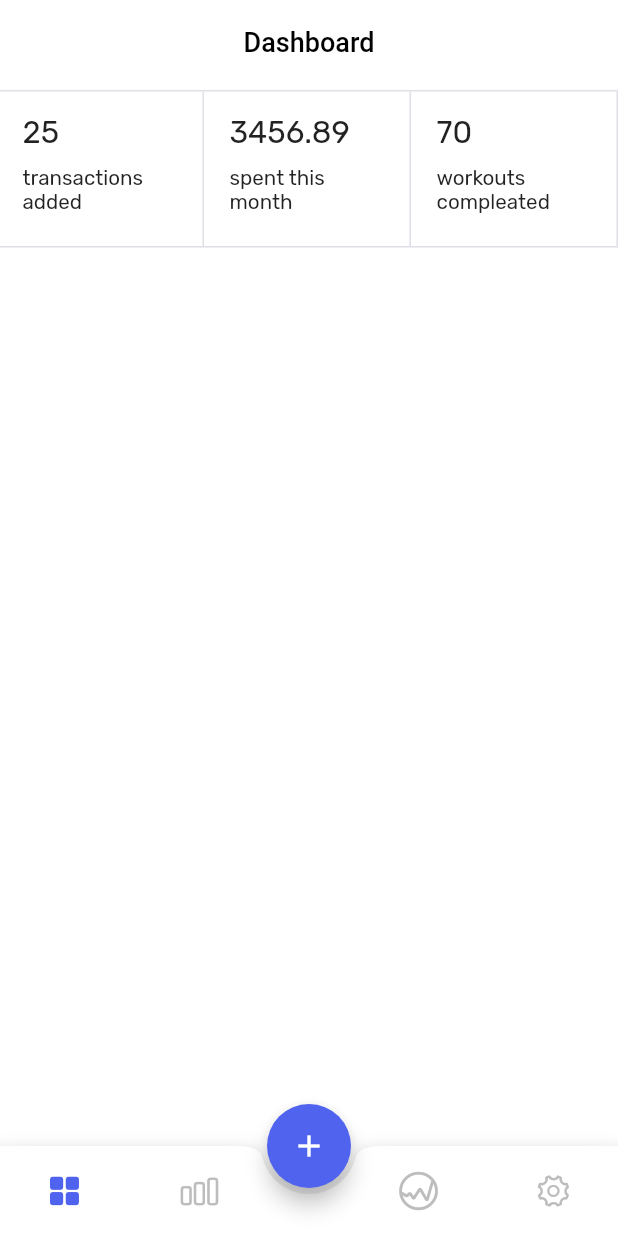
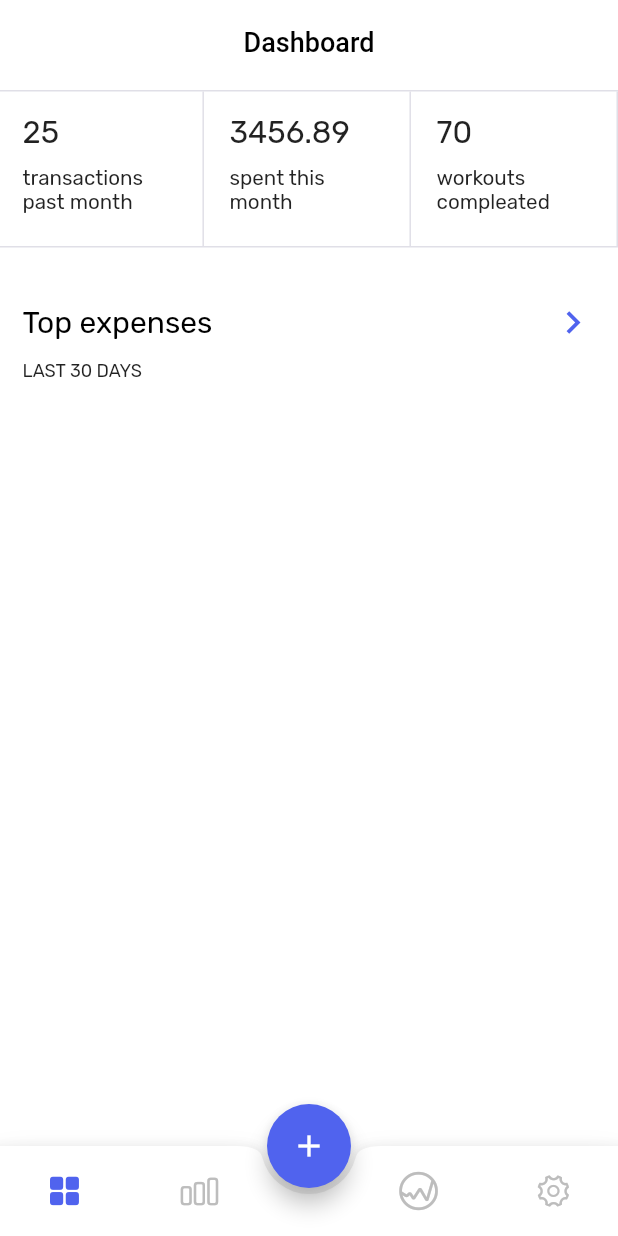
Before and after one commit to Mario06-dev/finance_tracker, a Flutter app: the screen it shows once a user with an empty profile is signed in, on a phone screen of 412 x 824 dp. Run offline on Flutter 3.47's test engine with Material 2 defaults, Android fonts, the phone set to English and light mode, and no system bars; our stand-ins replace adaptive_theme, cloud_firestore, firebase_auth, firebase_core, fl_chart, flutter_screenutil and 5 more; accounts and stored records are empty; Roboto replaces fonts that are missing (Prompt).

Commit message:
Added Top Expenses card to dashboard

```diff
--- a/lib/screens/dashboard_screen.dart
+++ b/lib/screens/dashboard_screen.dart
@@ -1,6 +1,15 @@
+import 'package:finance_tracker/resources/filtering_methods.dart';
+import 'package:finance_tracker/screens/stats_screens/spendings_screen.dart';
 import 'package:finance_tracker/widgets/custom_app_bar.dart';
 import 'package:flutter/material.dart';
 import 'package:flutter_screenutil/flutter_screenutil.dart';
+import 'package:provider/provider.dart';
+
+import '../models/transaction_model.dart';
+import '../models/user_model.dart';
+import '../providers/user_provider.dart';
+import '../resources/db_service.dart';
+import '../widgets/dashboard_cards/top_expenses_card.dart';
 
 class DashboardScreen extends StatefulWidget {
   const DashboardScreen({Key? key}) : super(key: key);
@@ -10,15 +19,35 @@ class DashboardScreen extends StatefulWidget {
 }
 
 class _DashboardScreenState extends State<DashboardScreen> {
+  // Filtering Services
+  FilteringMethods filtering = FilteringMethods();
+
   @override
   Widget build(BuildContext context) {
-    //UserModel? user = Provider.of<UserProvider>(context).getUser;
+    UserModel? user = Provider.of<UserProvider>(context).getUser;
 
     return Scaffold(
       appBar: CustomAppBar(
         title: 'Dashboard',
       ),
-      body: Column(
+      body: SingleChildScrollView(
+          child: StreamBuilder<List<TransactionModel>>(
+        stream: DatabaseServices().getTransactionsStream(user!),
+        builder: (context, snapshot) {
+          if (!snapshot.hasData) {
+            return const Center(
+              child: Text('NO TRANSACTIONSs'),
+            );
+          }
+
+          final List<TransactionModel> transactions =
+              filtering.getFilteredTrans2(
+            snapshot.data!,
+            1,
+            0,
+          );
+
+          return Column(
             children: [
               Container(
                 decoration: const BoxDecoration(
@@ -30,14 +59,29 @@ class _DashboardScreenState extends State<DashboardScreen> {
                 child: Row(
                   mainAxisAlignment: MainAxisAlignment.spaceBetween,
                   children: const [
-                ColumnItem(titleValue: 25, subtitle: 'transactions added'),
-                ColumnItem(titleValue: 3456.89, subtitle: 'spent this month'),
+                    ColumnItem(
+                        titleValue: 25, subtitle: 'transactions past month'),
+                    ColumnItem(
+                        titleValue: 3456.89, subtitle: 'spent this month'),
                     ColumnItem(titleValue: 70, subtitle: 'workouts compleated'),
                   ],
                 ),
               ),
+              const SizedBox(height: 20),
+              InkWell(
+                onTap: () {
+                  Navigator.push(
+                    context,
+                    MaterialPageRoute(
+                        builder: (context) => const SpendingsScreen()),
+                  );
+                },
+                child: TopExpensesCard(transactions),
+              ),
             ],
-      ),
+          );
+        },
+      )),
     );
   }
 }
--- /dev/null
+++ b/lib/widgets/dashboard_cards/top_expenses_card.dart
@@ -0,0 +1,99 @@
+import 'package:flutter/material.dart';
+
+import '../../models/transaction_model.dart';
+import '../../resources/stats_calc/categories_calc.dart';
+import '../category_pct_bar.dart';
+
+class TopExpensesCard extends StatelessWidget {
+  List<TransactionModel> dbTransactions;
+
+  TopExpensesCard(this.dbTransactions);
+
+  // CategoriesCalc Service
+  CategoriesCalc catCalc = CategoriesCalc();
+
+  @override
+  Widget build(BuildContext context) {
+    return Container(
+      padding: const EdgeInsets.all(15),
+      width: double.infinity,
+      /* decoration: BoxDecoration(
+        color: Colors.white,
+        borderRadius: BorderRadius.circular(20),
+        boxShadow: [
+          BoxShadow(
+            color: Colors.grey.withOpacity(0.1),
+            spreadRadius: 1,
+            blurRadius: 4,
+            offset: const Offset(0, 0), // changes position of shadow
+          ),
+        ],
+      ), */
+      child: Column(
+        crossAxisAlignment: CrossAxisAlignment.start,
+        children: [
+          Row(
+            mainAxisAlignment: MainAxisAlignment.spaceBetween,
+            children: [
+              const Text(
+                'Top expenses',
+                style: TextStyle(
+                  color: Colors.black,
+                  fontSize: 20,
+                ),
+              ),
+              GestureDetector(
+                onTap: () {
+                  catCalc.getCatSumMap(dbTransactions);
+                },
+                child: Icon(
+                  Icons.chevron_right,
+                  color: Theme.of(context).primaryColor,
+                  size: 30,
+                ),
+              ),
+            ],
+          ),
+          const SizedBox(height: 10),
+          const Text('LAST 30 DAYS', style: TextStyle(fontSize: 12)),
+          const SizedBox(height: 20),
+          SizedBox(
+            width: double.infinity,
+            //height: 150,
+            child: Column(
+              children: List.generate(
+                  catCalc.getCatSumMap(dbTransactions).length, (index) {
+                return Column(
+                  children: [
+                    CategoryPctBar(
+                      catName: catCalc
+                          .getCatSumMap(dbTransactions)
+                          .keys
+                          .elementAt(index),
+                      catSum: catCalc
+                          .getCatSumMap(dbTransactions)
+                          .values
+                          .elementAt(index),
+                      topCatSum: catCalc
+                          .getCatSumMap(dbTransactions)
+                          .values
+                          .elementAt(0),
+                    ),
+                    const SizedBox(height: 10),
+                  ],
+                );
+              }),
+              /* children: [
+                CategoryPctBar(dbTransactions),
+                SizedBox(height: 10),
+                CategoryPctBar(dbTransactions),
+                SizedBox(height: 10),
+                CategoryPctBar(dbTransactions),
+              ], */
+            ),
+          ),
+        ],
+      ),
+    );
+  }
+}
```
Also changed, not shown: lib/widgets/category_pct_bar.dart (added, +72 -0 lines). Lines whose indentation alone changed are shown as unchanged.
